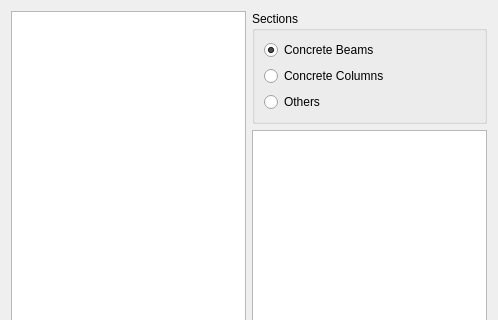
This is applications/cfactor/widgets/assing/assign_frame_sections.ui in ebrahimraeyat/civilTools as Qt 5 draws it before an edit; both pictures show x 0 to 498 and y 0 to 320 of the 498 by 631 pixel window. The edited form follows.
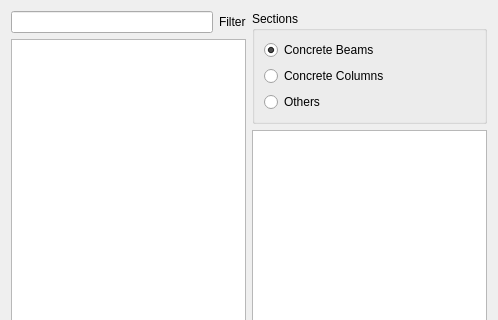
This is the edited form. Icons and pictures are not drawn.

Commit message: cfactor: Adding filter in section assign

```diff
--- a/applications/cfactor/widgets/assing/assign_frame_sections.ui
+++ b/applications/cfactor/widgets/assing/assign_frame_sections.ui
@@ -17,17 +17,37 @@
    <iconset resource="../../resource.qrc">
     <normaloff>:/cfactor/images/assign_frame_section.svg</normaloff>:/cfactor/images/assign_frame_section.svg</iconset>
   </property>
+  <layout class="QVBoxLayout" name="verticalLayout_3">
+   <item>
+    <layout class="QHBoxLayout" name="horizontalLayout_3">
+     <item>
   <layout class="QVBoxLayout" name="verticalLayout">
    <item>
-    <layout class="QGridLayout" name="gridLayout_2">
-     <item row="0" column="0" rowspan="2">
+        <layout class="QHBoxLayout" name="horizontalLayout_2">
+         <item>
+          <widget class="QLineEdit" name="filter_line"/>
+         </item>
+         <item>
+          <widget class="QLabel" name="label">
+           <property name="text">
+            <string>Filter</string>
+           </property>
+          </widget>
+         </item>
+        </layout>
+       </item>
+       <item>
       <widget class="QListWidget" name="sections">
        <property name="selectionMode">
         <enum>QAbstractItemView::SingleSelection</enum>
        </property>
       </widget>
      </item>
-     <item row="0" column="1">
+      </layout>
+     </item>
+     <item>
+      <layout class="QVBoxLayout" name="verticalLayout_2">
+       <item>
       <widget class="QGroupBox" name="groupBox_2">
        <property name="title">
         <string>Sections</string>
@@ -63,12 +83,14 @@
        </layout>
       </widget>
      </item>
-     <item row="1" column="1">
+       <item>
       <widget class="QListWidget" name="stories">
        <property name="selectionMode">
         <enum>QAbstractItemView::MultiSelection</enum>
        </property>
       </widget>
+       </item>
+      </layout>
      </item>
     </layout>
    </item>
```
Lines whose indentation alone changed are shown as unchanged. The commit also changes 1 other file.
